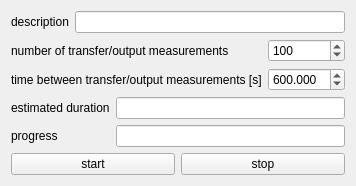
The window that experiments/bias_stress.ui (dean-nanomol/nanomol) describes before a commit, drawn with Qt 5.
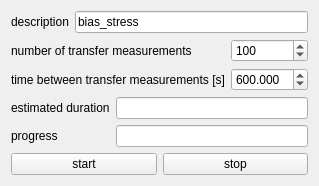
The same window after the commit.

Commit message: implement bias stress

Patch:
```diff
--- a/experiments/bias_stress.ui
+++ b/experiments/bias_stress.ui
@@ -6,7 +6,7 @@
    <rect>
     <x>0</x>
     <y>0</y>
-    <width>331</width>
+    <width>295</width>
     <height>179</height>
    </rect>
   </property>
@@ -24,7 +24,11 @@
       </widget>
      </item>
      <item>
-      <widget class="QLineEdit" name="lineEdit"/>
+      <widget class="QLineEdit" name="description_lineEdit">
+       <property name="text">
+        <string>bias_stress</string>
+       </property>
+      </widget>
      </item>
     </layout>
    </item>
@@ -59,7 +63,7 @@
      <item row="1" column="0">
       <widget class="QLabel" name="label_2">
        <property name="text">
-        <string>time between transfer/output measurements [s]</string>
+        <string>time between transfer measurements [s]</string>
        </property>
       </widget>
      </item>
@@ -79,7 +83,7 @@
      <item row="0" column="0">
       <widget class="QLabel" name="label">
        <property name="text">
-        <string>number of transfer/output measurements</string>
+        <string>number of transfer measurements</string>
        </property>
       </widget>
      </item>
```
Left out of the diff: 8 changed lines with no effect on the pictures. The commit also changes 1 other file.
